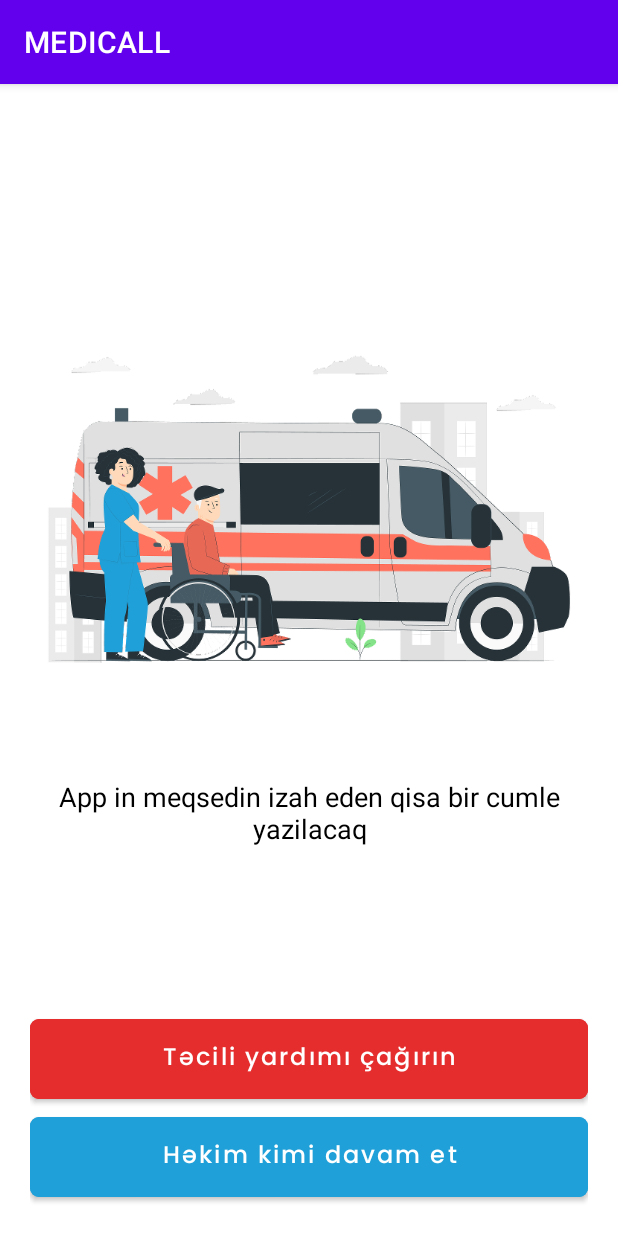
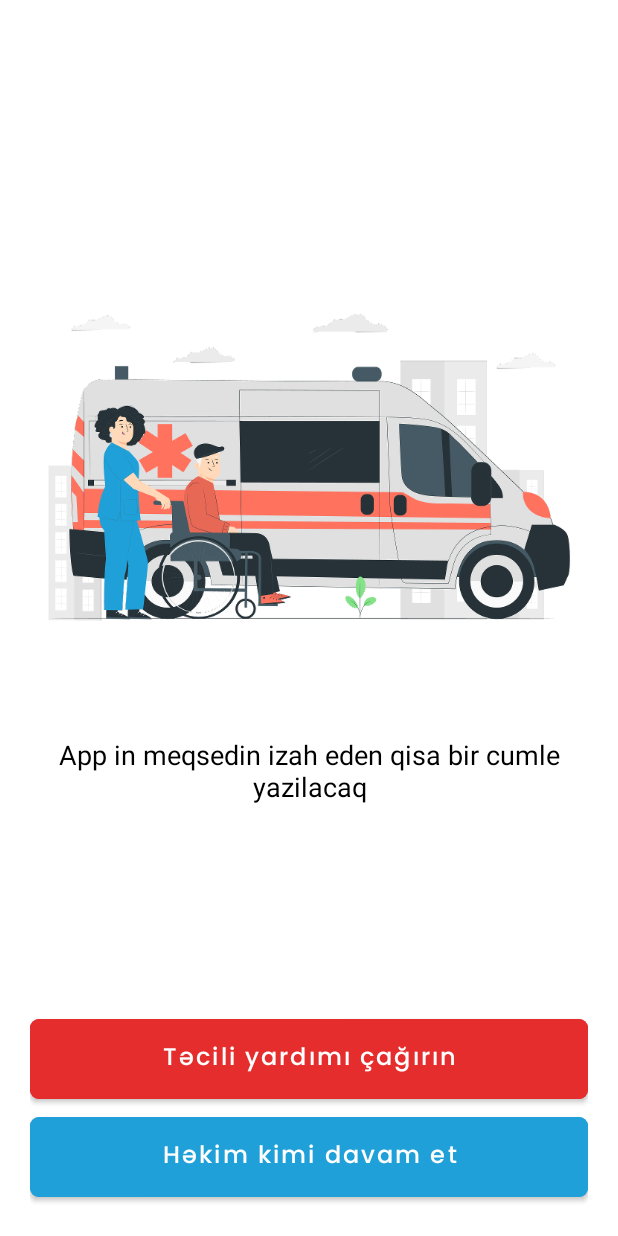
Before and after one commit to Huseynbaba01/MEDICALL, an Android app: the screen it shows after launch (MainActivity), on a phone screen of 412 x 824 dp. Run offline under Robolectric (Android 15) with nearby library versions, the phone set to English and light mode, and no system bars.

Commit message:
[MED-4] Actionbar removed

```diff
--- a/app/src/main/res/values-night/themes.xml
+++ b/app/src/main/res/values-night/themes.xml
@@ -1,6 +1,6 @@
 <resources xmlns:tools="http://schemas.android.com/tools">
     <!-- Base application theme. -->
-    <style name="Theme.MEDICALL" parent="Theme.MaterialComponents.DayNight.DarkActionBar">
+    <style name="Theme.MEDICALL" parent="Theme.MaterialComponents.DayNight.NoActionBar">
         <!-- Primary brand color. -->
         <item name="colorPrimary">@color/purple_200</item>
         <item name="colorPrimaryVariant">@color/purple_700</item>
--- a/app/src/main/res/values/themes.xml
+++ b/app/src/main/res/values/themes.xml
@@ -1,6 +1,6 @@
 <resources xmlns:tools="http://schemas.android.com/tools">
     <!-- Base application theme. -->
-    <style name="Theme.MEDICALL" parent="Theme.MaterialComponents.DayNight.DarkActionBar">
+    <style name="Theme.MEDICALL" parent="Theme.MaterialComponents.DayNight.NoActionBar">
         <!-- Primary brand color. -->
         <item name="colorPrimary">@color/purple_500</item>
         <item name="colorPrimaryVariant">@color/purple_700</item>
```
